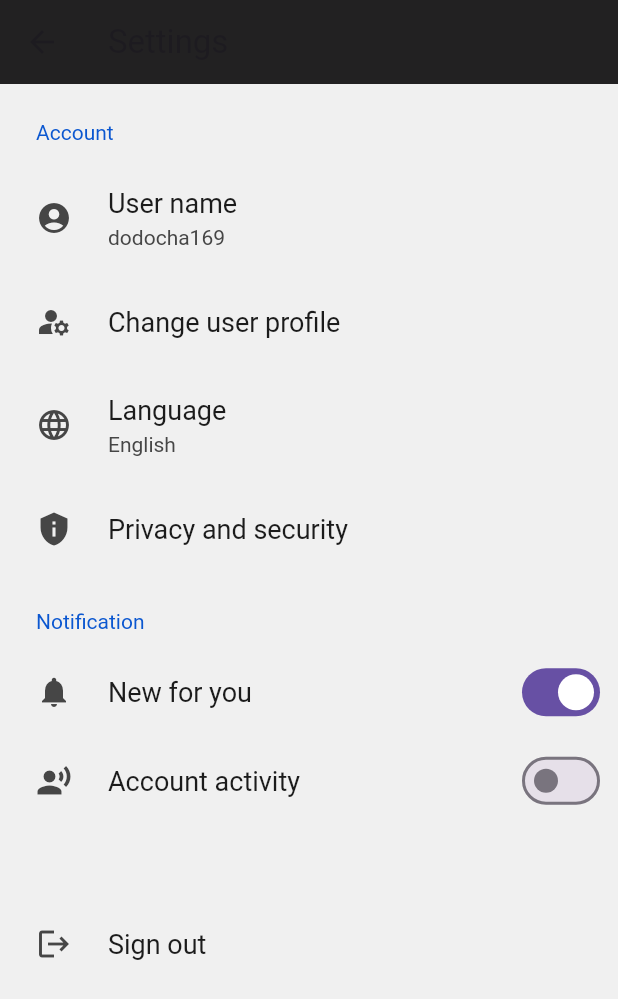
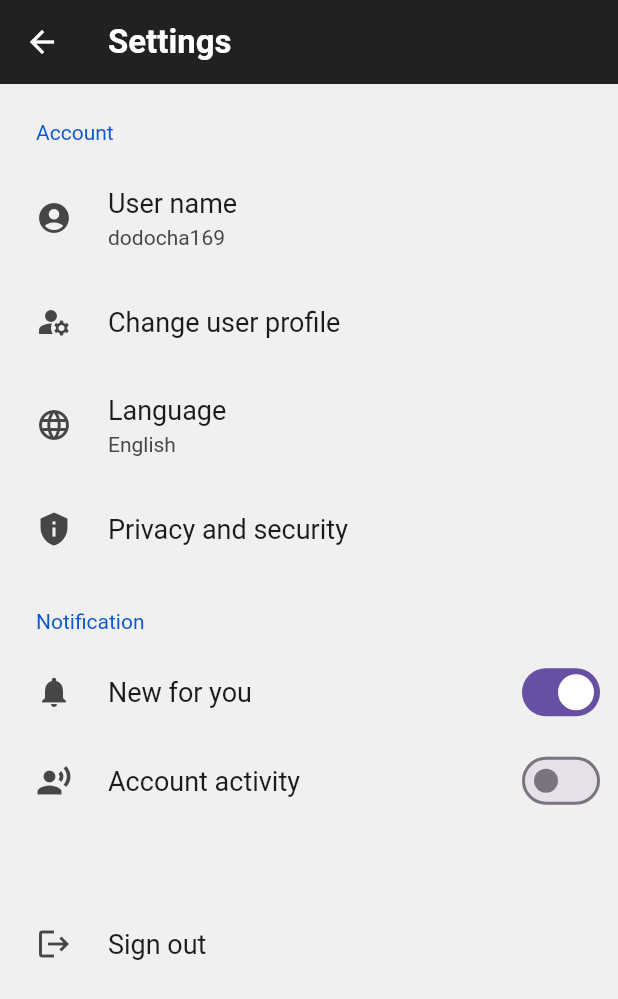
Before and after one commit to dodocha169/flutter_practice_profile_page, a Flutter app: the screen it shows after launch, after a tap on the "settings" icon, on a phone screen of 412 x 824 dp. Shown: the top 999 px of the screen. Run offline on Flutter 3.47's test engine with Material 3 defaults, Android fonts, the phone set to English and light mode, and no system bars; drawn by our look-alikes of settings_ui; our stand-ins replace font_awesome_flutter; network calls fail.

Commit message:
MaterialAppの変更

```diff
--- a/lib/app.dart
+++ b/lib/app.dart
@@ -1,7 +1,7 @@
 import 'package:flutter/material.dart';
 import 'profile.dart';
 
-final List<String> entreis = <String>[
+final List<String> entries = <String>[
   'flutter_practice_signup',
   'flutter_practice_credit_card_checkout',
   'flutter_practice_landing_page',
@@ -14,7 +14,22 @@ class App extends StatelessWidget {
   @override
   Widget build(BuildContext context) {
     return MaterialApp(
+        theme: ThemeData(
+            primarySwatch: Colors.blueGrey,
+            primaryColor: Colors.black87,
+            primaryTextTheme: const TextTheme(
+              bodyLarge: TextStyle(color: Colors.black),
+              labelLarge: TextStyle(
+                color: Colors.white,
+                fontStyle: FontStyle.normal,
+              ),
+              titleLarge: TextStyle(
+                  color: Colors.white,
+                  fontStyle: FontStyle.normal,
+                  fontWeight: FontWeight.bold),
+            ),
+            primaryIconTheme: const IconThemeData(color: Colors.white)),
         debugShowCheckedModeBanner: false,
-        home: Profile());
+        home: const Profile());
   }
 }
--- a/lib/main.dart
+++ b/lib/main.dart
@@ -1,6 +1,8 @@
 import 'package:flutter/material.dart';
 import 'app.dart';
+import 'package:flutter/rendering.dart';
 
 void main() {
+  debugPaintSizeEnabled = false;
   runApp(const App());
 }
--- a/lib/profile.dart
+++ b/lib/profile.dart
@@ -3,32 +3,39 @@ import 'package:font_awesome_flutter/font_awesome_flutter.dart';
 import 'settings.dart';
 
 class Profile extends StatelessWidget {
+  const Profile({super.key});
+
   @override
   Widget build(BuildContext context) {
+    final theme = Theme.of(context);
     return Scaffold(
         appBar: AppBar(
-          backgroundColor: Colors.black87,
-          title: const Padding(
-            padding: EdgeInsets.fromLTRB(110, 0, 30, 0),
-            child: Text('Profile Page'),
+          iconTheme: theme.primaryIconTheme,
+          backgroundColor: theme.primaryColor,
+          title: Padding(
+            padding: const EdgeInsets.fromLTRB(110, 0, 30, 0),
+            child: Text(
+              style: theme.primaryTextTheme.titleLarge,
+              'Profile Page',
+            ),
           ),
           actions: [
             IconButton(
-              icon: const Icon(Icons.settings),
+              icon: const Icon(
+                Icons.settings,
+              ),
               tooltip: 'Settings',
               onPressed: () {
                 Navigator.push(
                   context,
-                  MaterialPageRoute(
-                      builder:
-                          (context) => Settings()),
+                  MaterialPageRoute(builder: (context) => const Settings()),
                 );
-                },
+              },
             ),
-            const SizedBox(
-                width: 10),
+            const SizedBox(width: 10),
           ],
         ),
+        backgroundColor: Colors.grey.shade300,
         body: Padding(
           padding: const EdgeInsets.fromLTRB(0, 100, 0, 0),
           child: Column(
@@ -39,7 +46,7 @@ class Profile extends StatelessWidget {
                   borderRadius: BorderRadius.circular(140),
                   boxShadow: [
                     BoxShadow(
-                      color: Colors.grey.withOpacity(0.5),
+                      color: Colors.grey.shade400,
                       spreadRadius: 10,
                       blurRadius: 5,
                       offset: const Offset(0, 3),
@@ -59,55 +66,56 @@ class Profile extends StatelessWidget {
               const Padding(
                 padding: EdgeInsets.fromLTRB(0, 20, 0, 30),
                 child: Text('dodocha169',
-                    style: TextStyle(
-                        fontSize: 24,
-                        fontWeight: FontWeight.bold)
-                ),
+                    style:
+                        TextStyle(fontSize: 24, fontWeight: FontWeight.bold)),
               ),
               Row(
                 mainAxisSize: MainAxisSize.max,
                 mainAxisAlignment: MainAxisAlignment.center,
                 children: [
                   ElevatedButton.icon(
-                    icon: const FaIcon(FontAwesomeIcons.github),
+                    icon: const FaIcon(
+                      FontAwesomeIcons.github,
+                      color: Colors.white,
+                    ),
                     onPressed: () {},
                     style: ButtonStyle(
-                        shape: MaterialStateProperty.all<
-                            RoundedRectangleBorder>(
+                        shape: WidgetStateProperty.all<RoundedRectangleBorder>(
                           RoundedRectangleBorder(
                             borderRadius: BorderRadius.circular(50),
                           ),
                         ),
-                        backgroundColor: MaterialStateProperty.all<Color>(
-                            Colors.black87),
-                        padding: MaterialStateProperty.all(
+                        backgroundColor:
+                            WidgetStateProperty.all<Color>(Colors.black87),
+                        padding: WidgetStateProperty.all(
                           const EdgeInsets.symmetric(
-                              vertical: 15,
-                              horizontal: 20),
-                        )
-                    ),
-                    label: const Text('GitHub'),
+                              vertical: 15, horizontal: 20),
+                        )),
+                    label: Text('GitHub',
+                        style: theme.primaryTextTheme.labelLarge),
                   ),
                   const SizedBox(width: 18),
                   ElevatedButton.icon(
-                    icon: const FaIcon(FontAwesomeIcons.twitter),
+                    icon: const FaIcon(
+                      FontAwesomeIcons.twitter,
+                      color: Colors.white,
+                    ),
                     onPressed: () {},
                     style: ButtonStyle(
-                      shape:
-                      MaterialStateProperty.all<RoundedRectangleBorder>(
+                      shape: WidgetStateProperty.all<RoundedRectangleBorder>(
                         RoundedRectangleBorder(
                           borderRadius: BorderRadius.circular(50),
                         ),
                       ),
-                      backgroundColor: MaterialStateProperty.all<Color>(
-                          Colors.blue.shade600),
-                      padding: MaterialStateProperty.all(
+                      backgroundColor:
+                          WidgetStateProperty.all<Color>(Colors.blue.shade600),
+                      padding: WidgetStateProperty.all(
                         const EdgeInsets.symmetric(
-                            vertical: 15,
-                            horizontal: 20),
+                            vertical: 15, horizontal: 20),
                       ),
                     ),
-                    label: const Text(
+                    label: Text(
+                      style: theme.primaryTextTheme.labelLarge,
                       "Twitter",
                     ),
                   ),
@@ -115,7 +123,6 @@ class Profile extends StatelessWidget {
               ),
             ],
           ),
-        )
-    );
+        ));
   }
 }
--- a/lib/settings.dart
+++ b/lib/settings.dart
@@ -2,74 +2,68 @@ import 'package:flutter/material.dart';
 import 'package:settings_ui/settings_ui.dart';
 
 class Settings extends StatelessWidget {
+  const Settings({super.key});
+
   @override
   Widget build(BuildContext context) {
+    final theme = Theme.of(context);
     return Scaffold(
       appBar: AppBar(
-        backgroundColor: Colors.black87,
-        title: Text('Settings'),
+        backgroundColor: theme.primaryColor,
+        iconTheme: theme.primaryIconTheme,
+        title: Text(
+          style: theme.primaryTextTheme.titleLarge,
+          'Settings',
         ),
-      body: Column(
-          children: [
-            Container(
-              child: Expanded(
-                  child: SettingsList(
-                      sections: [
-                        SettingsSection(
-                            title: Text('Account'),
-                            tiles: <SettingsTile>[
+      ),
+      body: Column(children: [
+        Expanded(
+            child: SettingsList(sections: [
+          SettingsSection(title: const Text('Account'), tiles: <SettingsTile>[
             SettingsTile.navigation(
-                                leading: Icon(Icons.account_circle),
-                                title: Text('User name'),
-                                value: Text('dodocha169'),
+              leading: const Icon(Icons.account_circle),
+              title: const Text('User name'),
+              value: const Text('dodocha169'),
             ),
             SettingsTile.navigation(
-                                leading: Icon(Icons.manage_accounts),
-                                title: Text('Change user profile'),
+              leading: const Icon(Icons.manage_accounts),
+              title: const Text('Change user profile'),
             ),
             SettingsTile.navigation(
-                                leading: Icon(Icons.language),
-                                title: Text('Language'),
-                                value: Text('English'),
+              leading: const Icon(Icons.language),
+              title: const Text('Language'),
+              value: const Text('English'),
             ),
             SettingsTile.navigation(
-                                leading: Icon(Icons.privacy_tip),
-                                title: Text('Privacy and security'),
+              leading: const Icon(Icons.privacy_tip),
+              title: const Text('Privacy and security'),
             ),
-                            ]
-                        ),
+          ]),
           SettingsSection(
-                            title: Text('Notification'),
+            title: const Text('Notification'),
             tiles: <SettingsTile>[
               SettingsTile.switchTile(
                 onToggle: (value) {},
                 initialValue: true,
-                                leading: Icon(Icons.notifications),
-                                title: Text('New for you'),
+                leading: const Icon(Icons.notifications),
+                title: const Text('New for you'),
               ),
               SettingsTile.switchTile(
                 onToggle: (value) {},
                 initialValue: false,
-                                leading: Icon(Icons.record_voice_over),
-                                title: Text('Account activity'),
+                leading: const Icon(Icons.record_voice_over),
+                title: const Text('Account activity'),
               ),
             ],
           ),
-                        SettingsSection(
-                            title: Text(''),
-                            tiles: <SettingsTile>[
+          SettingsSection(title: const Text(''), tiles: <SettingsTile>[
             SettingsTile.navigation(
-                                leading: Icon(Icons.logout),
-                                title: Text('Sign out'),
+              leading: const Icon(Icons.logout),
+              title: const Text('Sign out'),
             ),
-                            ]
-                        ),
-                      ]
-                  )
-              ),
-            ),
-          ]
-      ),
+          ]),
+        ])),
+      ]),
     );
   }
 }
```
Also changed, not shown: pubspec.lock, 5 other files. Lines whose indentation alone changed are shown as unchanged.
